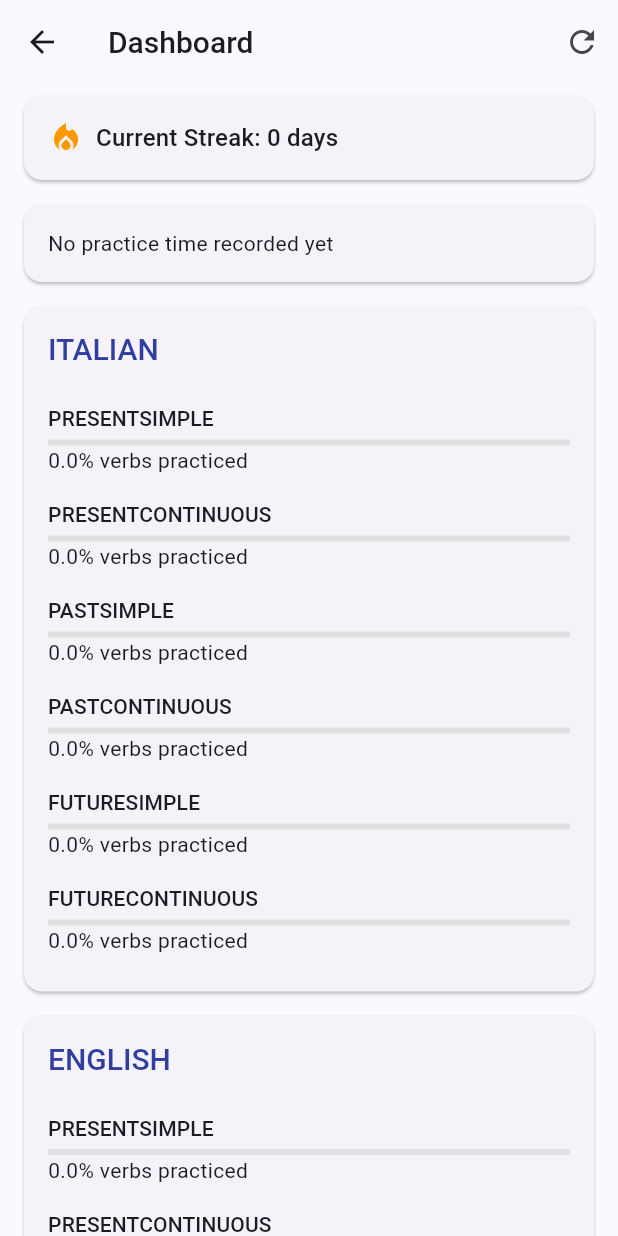
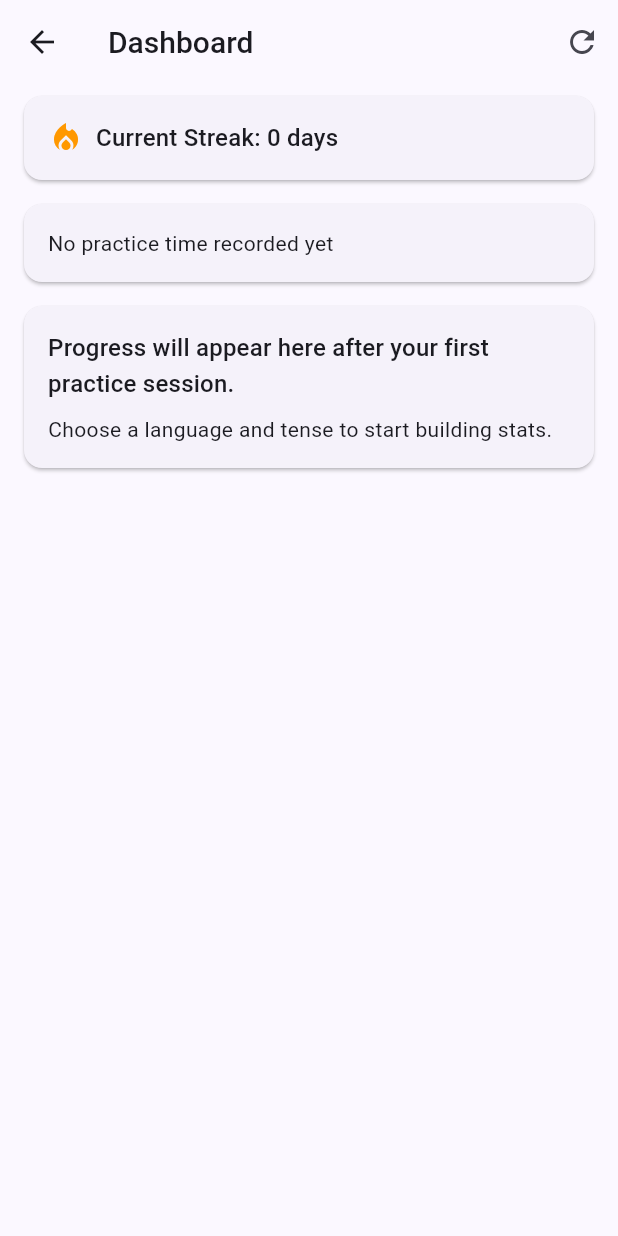
Before and after one commit to kbtale/verbae, a Flutter app: the screen it shows after launch, after a tap on "View Progress", on a phone screen of 412 x 824 dp. Run offline on Flutter 3.47's test engine with Material 3 defaults, Android fonts, the phone set to English and light mode, and no system bars; our stand-ins replace shared_preferences.

Commit message:
fix: add dashboard first-run empty state

```diff
--- a/lib/screens/dashboard_screen.dart
+++ b/lib/screens/dashboard_screen.dart
@@ -17,6 +17,7 @@ class _DashboardScreenState extends State<DashboardScreen> {
   Map<String, int> _practiceTimes = {};
   Map<String, dynamic> _streakInfo = {'currentStreak': 0, 'lastPractice': DateTime.now()};
   bool _isLoading = true;
+  bool _hasActivity = false;
 
   @override
   void initState() {
@@ -41,6 +42,7 @@ class _DashboardScreenState extends State<DashboardScreen> {
     _progressData.clear();
     _practiceTimes = {};
     _streakInfo = {'currentStreak': 0, 'lastPractice': DateTime.now()};
+    _hasActivity = false;
 
     // Load practice times
     _practiceTimes = await _statsService.getPracticeTimes();
@@ -54,6 +56,10 @@ class _DashboardScreenState extends State<DashboardScreen> {
       final percentages = await _statsService.getPracticedVerbsPercentage(language, verbs);
       _progressData[language] = percentages;
     }
+
+    _hasActivity = _practiceTimes.values.any((seconds) => seconds > 0) ||
+        _progressData.values.any((languageProgress) =>
+            languageProgress.values.any((progress) => progress > 0));
 
     if (!mounted) {
       return;
@@ -115,7 +121,7 @@ class _DashboardScreenState extends State<DashboardScreen> {
         margin: EdgeInsets.symmetric(vertical: 8, horizontal: 16),
         child: Padding(
           padding: EdgeInsets.all(16),
-          child: const Text('No practice time recorded yet'),
+          child: Text('No practice time recorded yet'),
         ),
       );
     }
@@ -184,6 +190,28 @@ class _DashboardScreenState extends State<DashboardScreen> {
   }
 
   Widget _buildLanguageProgressCards() {
+    if (!_hasActivity) {
+      return Card(
+        margin: const EdgeInsets.symmetric(vertical: 8, horizontal: 16),
+        child: Padding(
+          padding: const EdgeInsets.all(16),
+          child: Column(
+            crossAxisAlignment: CrossAxisAlignment.start,
+            children: [
+              Text(
+                'Progress will appear here after your first practice session.',
+                style: Theme.of(context).textTheme.titleMedium,
+              ),
+              const SizedBox(height: 8),
+              const Text(
+                'Choose a language and tense to start building stats.',
+              ),
+            ],
+          ),
+        ),
+      );
+    }
+
     return Column(
       children: _progressData.entries.map((languageEntry) {
         final language = languageEntry.key;
```
Also changed, not shown: 1 other file.
